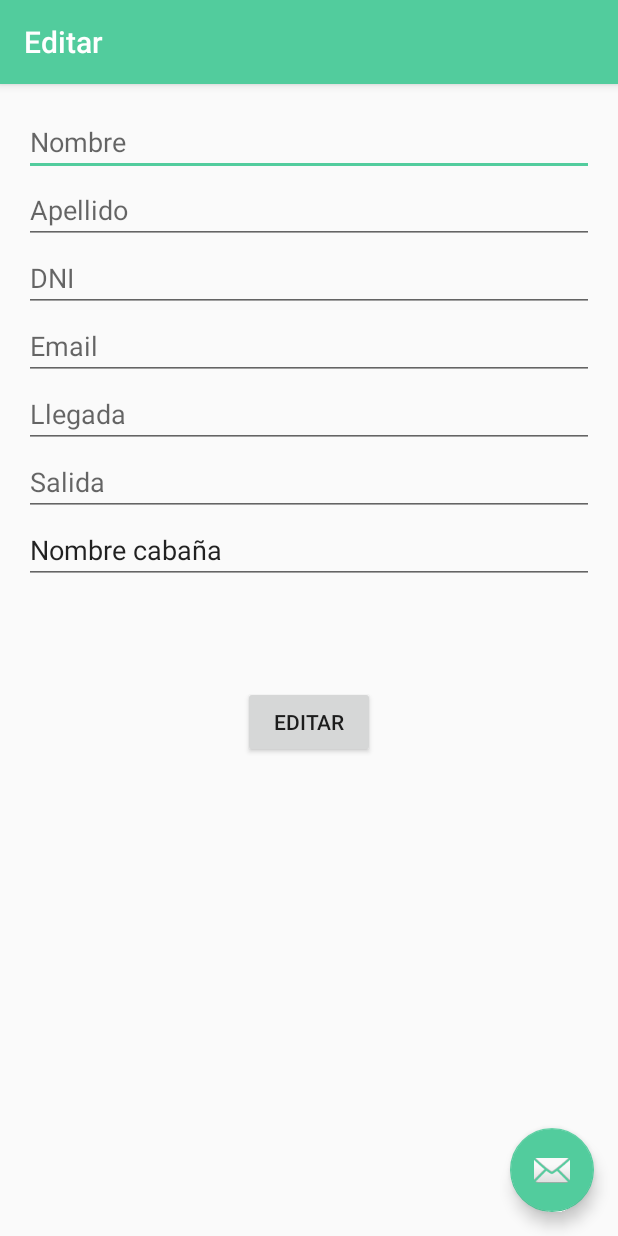
After one commit to ProAndroid/Main, an Android app: the Editar screen opened directly, with no data from a screen before it, on a phone screen of 412 x 824 dp. The commit adds this screen. Run offline under Robolectric (Android 15) with nearby library versions, the phone set to English and light mode, and no system bars; 14 statements that could not run were skipped.

Commit message:
haciendo el editar cabañas

```diff
--- a/app/src/main/AndroidManifest.xml
+++ b/app/src/main/AndroidManifest.xml
@@ -33,6 +33,11 @@
             android:label="@string/title_activity_lista_cabanias"
             android:theme="@style/AppTheme.NoActionBar" >
         </activity>
+        <activity
+            android:name=".Editar"
+            android:label="@string/title_activity_editar"
+            android:theme="@style/AppTheme.NoActionBar" >
+        </activity>
     </application>
 
 </manifest>
--- a/app/src/main/java/com/example/tonio/rentallmanager/Alquilar.java
+++ b/app/src/main/java/com/example/tonio/rentallmanager/Alquilar.java
@@ -130,7 +130,7 @@ public class Alquilar extends AppCompatActivity {
         AdminSQLiteOpenHelper admin = new AdminSQLiteOpenHelper(this);
         SQLiteDatabase db = admin.getWritableDatabase();
         //Get a las variables para poder guardarlas.
-        String name = nombre.getText().toString() + apellido.getText().toString() ;
+        String name = nombre.getText().toString() +"/"+ apellido.getText().toString() ;
         String mail = email.getText().toString();
         int dni = Integer.parseInt(etDni.getText().toString());
         String search = spinner1.getSelectedItem().toString();
@@ -155,7 +155,7 @@ public class Alquilar extends AppCompatActivity {
         System.out.println("Esto tiene toAlquilada --->  " + toAlquilada.toString());
 
         ContentValues toPersona = new ContentValues();
-        toPersona.put("id", aux_id);
+        toPersona.put("idc", aux_id);
         toPersona.put("dni", dni);
         toPersona.put("nombre", name);
         toPersona.put("email", mail);
--- /dev/null
+++ b/app/src/main/java/com/example/tonio/rentallmanager/Editar.java
@@ -0,0 +1,84 @@
+package com.example.tonio.rentallmanager;
+
+import android.content.ContentValues;
+import android.database.Cursor;
+import android.database.sqlite.SQLiteDatabase;
+import android.os.Bundle;
+import android.support.design.widget.FloatingActionButton;
+import android.support.design.widget.Snackbar;
+import android.support.v7.app.AppCompatActivity;
+import android.support.v7.widget.Toolbar;
+import android.view.View;
+import android.widget.EditText;
+import android.widget.Toast;
+
+public class Editar extends AppCompatActivity {
+
+    public EditText editText2, editText3, editText4, editText5, editText6, editText7, editText8;
+
+    @Override
+    protected void onCreate(Bundle savedInstanceState) {
+        super.onCreate(savedInstanceState);
+        setContentView(R.layout.activity_editar);
+        Toolbar toolbar = (Toolbar) findViewById(R.id.toolbar);
+        setSupportActionBar(toolbar);
+        editText2 = (EditText)findViewById(R.id.editText2);
+        editText3 = (EditText)findViewById(R.id.editText3);
+        editText4 = (EditText)findViewById(R.id.editText4);
+        editText5 = (EditText)findViewById(R.id.editText5);
+        editText6 = (EditText)findViewById(R.id.editText6);
+        editText7 = (EditText)findViewById(R.id.editText7);
+        editText8 = (EditText)findViewById(R.id.editText8);
+        Bundle bundle = getIntent().getExtras();
+        String dato = bundle.getString("nombre");
+        AdminSQLiteOpenHelper admin = new AdminSQLiteOpenHelper(this);
+        SQLiteDatabase db = admin.getWritableDatabase();
+        Cursor filaC = db.rawQuery("SELECT * FROM cabanas WHERE name= '" + dato + "'", null);
+        filaC.moveToFirst();
+        Cursor filaA = db.rawQuery("SELECT * FROM Alquilada WHERE idc='"+filaC.getString(1)+"'",null);
+        Cursor filaP = db.rawQuery("SELECT * FROM Persona WHERE idc='"+filaC.getString(1)+"'",null);
+        filaA.moveToFirst();
+        filaP.moveToFirst();
+        String toSplit = filaP.getString(1);
+        String[] parts = toSplit.split("/");
+        editText2.setText(parts[0]);
+        editText3.setText(parts[1]);
+        editText4.setText(filaP.getString(2));
+        editText5.setText(filaP.getString(3));
+        editText6.setText(filaA.getString(1));
+        editText7.setText(filaA.getString(2));
+        editText8.setText(filaC.getString(1));
+    }
+    public void editar(View view){
+        String nombreP, nombreC, dni, email, llegada, salida;
+        nombreP = editText2.getText().toString() +"/"+ editText3.getText().toString();
+        dni = editText4.getText().toString();
+        email = editText5.getText().toString();
+        llegada= editText6.getText().toString();
+        salida = editText7.getText().toString();
+        nombreC = editText8.getText().toString();
+        AdminSQLiteOpenHelper admin = new AdminSQLiteOpenHelper(this);
+        SQLiteDatabase db = admin.getWritableDatabase();
+        Cursor idc = db.rawQuery("SELECT idc FROM cabanas WHERE name='"+nombreC+"'",null);
+        idc.moveToFirst();
+        ContentValues toCabanas = new ContentValues();
+        toCabanas.put("name", nombreC);
+        db.update("cabanas", toCabanas, "name ='" + nombreC + "'", null);
+        ContentValues toAlquiladas = new ContentValues();
+        String[] partsin = llegada.split("/");
+        String[] partsout = salida.split("/");
+        toAlquiladas.put("checkind", partsin[0]);
+        toAlquiladas.put("checkinm", partsin[1]);
+        toAlquiladas.put("checkoutd", partsout[0]);
+        toAlquiladas.put("checkoutm", partsout[1]);
+        db.update("Alquilada", toAlquiladas, "idc= " + idc.getInt(0), null);
+        ContentValues toPersona = new ContentValues();
+        toPersona.put("nombre",nombreP);
+        int aux_dni = Integer.parseInt(dni);
+        toPersona.put("dni", aux_dni);
+        toPersona.put("email",email);
+        db.update("Persona", toPersona, "dni =" + aux_dni, null);
+        db.close();
+        Toast.makeText(this,"Editado correctamente", Toast.LENGTH_LONG).show();
+    }
+}
--- a/app/src/main/java/com/example/tonio/rentallmanager/Persona.java
+++ b/app/src/main/java/com/example/tonio/rentallmanager/Persona.java
@@ -6,7 +6,7 @@ package com.example.tonio.rentallmanager;
 public class Persona {
 
     public final static String TABLE = "Persona";
-    public static final String KEY_ID = "id";
+    public static final String KEY_ID = "idc";
     public static final String KEY_nombre= "nombre";
     public static final String kEY_dni= "dni";
     public static final String KEY_email="email ";
--- /dev/null
+++ b/app/src/main/res/layout/activity_editar.xml
@@ -0,0 +1,35 @@
+<?xml version="1.0" encoding="utf-8"?>
+<android.support.design.widget.CoordinatorLayout
+    xmlns:android="http://schemas.android.com/apk/res/android"
+    xmlns:app="http://schemas.android.com/apk/res-auto"
+    xmlns:tools="http://schemas.android.com/tools"
+    android:layout_width="match_parent"
+    android:layout_height="match_parent"
+    android:fitsSystemWindows="true"
+    tools:context="com.example.tonio.rentallmanager.Editar">
+
+    <android.support.design.widget.AppBarLayout
+        android:layout_height="wrap_content"
+        android:layout_width="match_parent"
+        android:theme="@style/AppTheme.AppBarOverlay">
+
+        <android.support.v7.widget.Toolbar
+            android:id="@+id/toolbar"
+            android:layout_width="match_parent"
+            android:layout_height="?attr/actionBarSize"
+            android:background="?attr/colorPrimary"
+            app:popupTheme="@style/AppTheme.PopupOverlay" />
+
+    </android.support.design.widget.AppBarLayout>
+
+    <include layout="@layout/content_editar"/>
+
+    <android.support.design.widget.FloatingActionButton
+        android:id="@+id/fab"
+        android:layout_width="wrap_content"
+        android:layout_height="wrap_content"
+        android:layout_gravity="bottom|end"
+        android:layout_margin="@dimen/fab_margin"
+        android:src="@android:drawable/ic_dialog_email" />
+
+</android.support.design.widget.CoordinatorLayout>
--- /dev/null
+++ b/app/src/main/res/layout/content_editar.xml
@@ -0,0 +1,93 @@
+<?xml version="1.0" encoding="utf-8"?>
+<RelativeLayout
+    xmlns:android="http://schemas.android.com/apk/res/android"
+    xmlns:tools="http://schemas.android.com/tools"
+    xmlns:app="http://schemas.android.com/apk/res-auto"
+    android:layout_width="match_parent"
+    android:layout_height="match_parent"
+    android:paddingLeft="@dimen/activity_horizontal_margin"
+    android:paddingRight="@dimen/activity_horizontal_margin"
+    android:paddingTop="@dimen/activity_vertical_margin"
+    android:paddingBottom="@dimen/activity_vertical_margin"
+    app:layout_behavior="@string/appbar_scrolling_view_behavior"
+    tools:showIn="@layout/activity_editar"
+    tools:context="com.example.tonio.rentallmanager.Editar">
+
+    <EditText
+        android:layout_width="match_parent"
+        android:layout_height="wrap_content"
+        android:id="@+id/editText2"
+        android:hint="Nombre"
+        android:layout_alignParentTop="true"
+        android:layout_alignParentLeft="true"
+        android:layout_alignParentStart="true" />
+
+    <EditText
+        android:layout_width="match_parent"
+        android:layout_height="wrap_content"
+        android:id="@+id/editText3"
+        android:hint="Apellido"
+        android:layout_alignParentStart="true"
+        android:layout_below="@+id/editText2"
+        android:layout_centerHorizontal="true" />
+
+    <EditText
+        android:layout_width="match_parent"
+        android:layout_height="wrap_content"
+        android:inputType="number"
+        android:ems="10"
+        android:id="@+id/editText4"
+        android:hint="DNI"
+        android:layout_alignParentStart="true"
+        android:layout_below="@+id/editText3"
+        android:layout_centerHorizontal="true" />
+
+    <EditText
+        android:layout_width="match_parent"
+        android:layout_height="wrap_content"
+        android:id="@+id/editText5"
+        android:hint="Email"
+        android:inputType="textEmailAddress"
+        android:layout_alignParentStart="true"
+        android:layout_below="@+id/editText4"
+        android:layout_centerHorizontal="true" />
+
+    <EditText
+        android:layout_width="match_parent"
+        android:layout_height="wrap_content"
+        android:id="@+id/editText6"
+        android:hint="Llegada"
+        android:focusable="false"
+        android:layout_alignParentStart="true"
+        android:layout_below="@+id/editText5"
+        android:layout_centerHorizontal="true" />
+
+    <EditText
+        android:layout_width="match_parent"
+        android:layout_height="wrap_content"
+        android:id="@+id/editText7"
+        android:hint="Salida"
+        android:focusable="false"
+        android:layout_alignParentStart="true"
+        android:layout_below="@+id/editText6"
+        android:layout_centerHorizontal="true" />
+
+    <EditText
+        android:layout_width="match_parent"
+        android:layout_height="wrap_content"
+        android:id="@+id/editText8"
+        android:layout_below="@+id/editText7"
+        android:layout_alignParentLeft="true"
+        android:layout_alignParentStart="true"
+        android:text="Nombre cabaña" />
+
+    <Button
+        android:layout_width="wrap_content"
+        android:layout_height="wrap_content"
+        android:text="Editar"
+        android:id="@+id/button2"
+        android:layout_below="@+id/editText8"
+        android:layout_centerHorizontal="true"
+        android:layout_marginTop="68dp" />
+
+</RelativeLayout>
--- a/app/src/main/res/values/strings.xml
+++ b/app/src/main/res/values/strings.xml
@@ -93,4 +93,5 @@
     <string name="title_activity_cab_">Cab_Activity</string>
     <string name="title_activity_alquilar">Alquilar</string>
     <string name="title_activity_lista_cabanias">listaCabanias</string>
+    <string name="title_activity_editar">Editar</string>
 </resources>
```
Also changed, not shown: app/src/main/java/com/example/tonio/rentallmanager/listaCabanias.java (+14 -3 lines).
